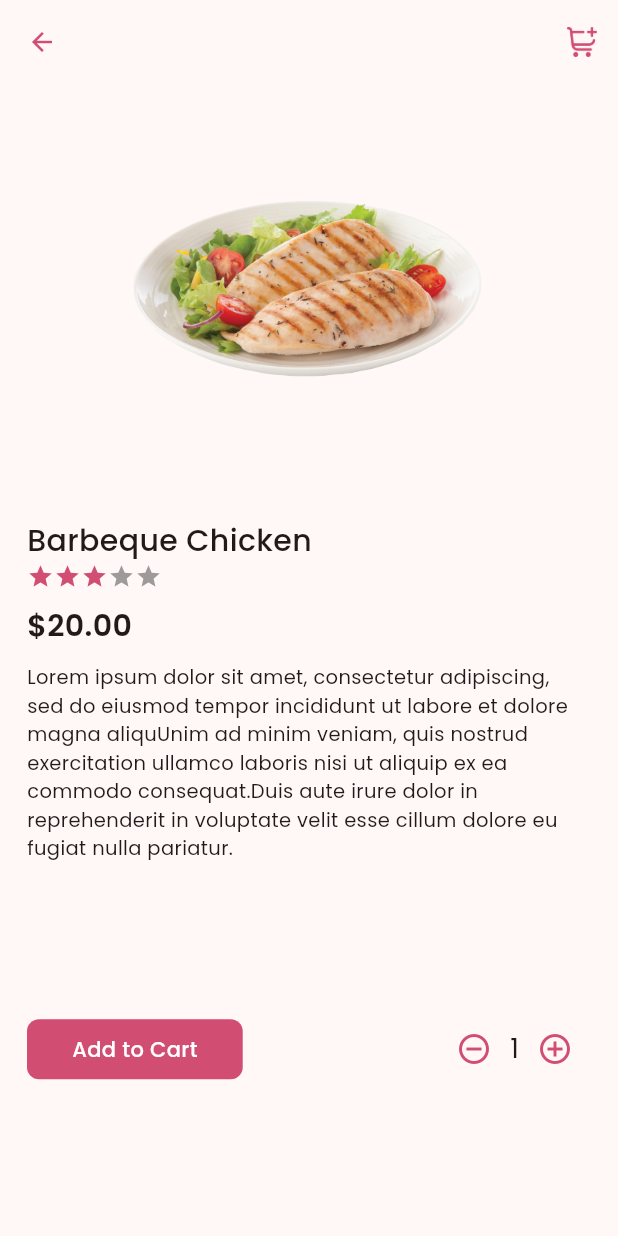
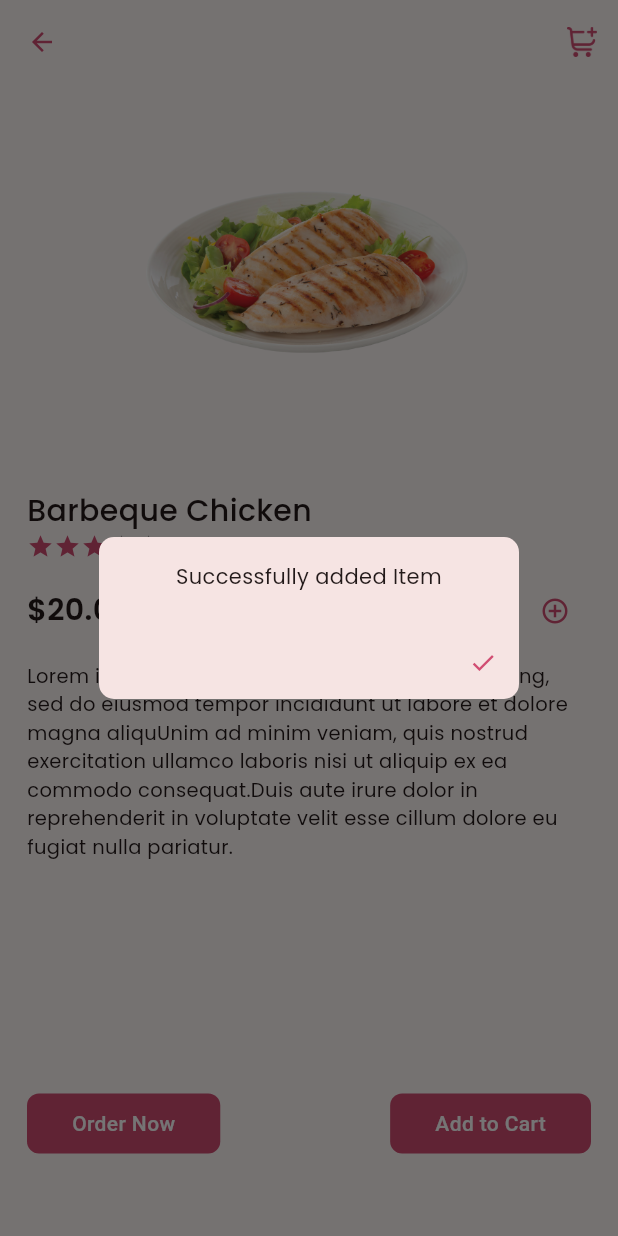
Before and after one commit to webeights/my_restau, a Flutter app: the DetailsScreen screen opened directly with sample values from the repository, after a tap on the "add circle outline" icon, after a tap on "Add to Cart", on a phone screen of 412 x 824 dp. Run offline on Flutter 3.47's test engine with Material 3 defaults, Android fonts, the light colour scheme and no system bars; drawn by our look-alikes of flutter_rating_bar; our stand-ins replace google_fonts.

Commit message:
updating ui

```diff
--- a/lib/data/dummy_data.dart
+++ b/lib/data/dummy_data.dart
@@ -1,4 +1,6 @@
 import 'package:my_restau/models/menu_item.dart';
+
+List<MenuItem> menu = [];
 
 const List<MenuItem> menuItemList = [
   MenuItem(
--- a/lib/screens/details_screen.dart
+++ b/lib/screens/details_screen.dart
@@ -1,5 +1,6 @@
 import 'package:flutter/material.dart';
 import 'package:my_restau/models/menu_item.dart';
+import 'package:my_restau/screens/cart_screen.dart';
 import 'package:my_restau/screens/login_screen.dart';
 import 'package:flutter_rating_bar/flutter_rating_bar.dart';
 
@@ -16,7 +17,52 @@ class DetailsScreen extends StatefulWidget {
 }
 
 class _DetailsScreenState extends State<DetailsScreen> {
-  int itemCount = 0;
+  final List<MenuItem> _menuItem = [];
+
+  void saveMenuItem(MenuItem items) {
+    setState(() {
+      _menuItem.add(items);
+    });
+  }
+
+  void addItemIntoCart() {
+    showDialog(
+      barrierDismissible: false,
+      context: context,
+      builder: (ctx) {
+        return AlertDialog(
+          actionsPadding: EdgeInsets.zero,
+          shape:
+              RoundedRectangleBorder(borderRadius: BorderRadius.circular(10)),
+          content: const TextWidget(
+            text: 'Successfully added Item',
+            textAlign: TextAlign.center,
+          ),
+          actions: [
+            IconButton(
+              onPressed: () {
+                Navigator.of(context).pop();
+              },
+              icon: const Icon(Icons.done),
+            ),
+          ],
+        );
+      },
+    );
+
+    saveMenuItem(
+      MenuItem(
+        title: widget.item.title,
+        images: widget.item.images,
+        amount: widget.item.amount,
+        ratings: widget.item.ratings,
+        cookingTime: widget.item.cookingTime,
+        description: widget.item.description,
+      ),
+    );
+  }
+
+  int itemCount = 1;
 
   void addMenuItem() {
     setState(() {
@@ -25,13 +71,23 @@ class _DetailsScreenState extends State<DetailsScreen> {
   }
 
   void removeMenuItem() {
-    if (itemCount < 1) {
+    if (itemCount < 2) {
       return;
     } else {
       setState(() {
         itemCount--;
       });
     }
+  }
+
+  void addToCartItem() {
+    Navigator.of(context).push(
+      MaterialPageRoute(
+        builder: (ctx) => CartScreen(
+          listOfItem: _menuItem,
+        ),
+      ),
+    );
   }
 
   @override
@@ -49,7 +105,7 @@ class _DetailsScreenState extends State<DetailsScreen> {
         ),
         actions: [
           IconButton(
-            onPressed: () {},
+            onPressed: addToCartItem,
             icon: Image.asset(
               'asset/icon/shopping-cart-add.png',
               width: 20,
@@ -58,7 +114,8 @@ class _DetailsScreenState extends State<DetailsScreen> {
           ),
         ],
       ),
-      body: Padding(
+      body: SafeArea(
+        child: Padding(
           padding: const EdgeInsets.symmetric(horizontal: 18),
           child: Column(
             crossAxisAlignment: CrossAxisAlignment.start,
@@ -66,8 +123,8 @@ class _DetailsScreenState extends State<DetailsScreen> {
               Center(
                 child: Image.asset(
                   widget.item.images,
-                width: 250,
-                height: 250,
+                  width: 230,
+                  height: 230,
                 ),
               ),
               const SizedBox(
@@ -99,11 +156,34 @@ class _DetailsScreenState extends State<DetailsScreen> {
                 height: 10,
               ),
               Row(
+                mainAxisAlignment: MainAxisAlignment.spaceBetween,
                 children: [
                   TextWidget(
                     text: '\$${widget.item.amount.toStringAsFixed(2)}',
                     fontSize: 20,
                     fontWeight: FontWeight.w600,
+                  ),
+                  Row(
+                    mainAxisAlignment: MainAxisAlignment.start,
+                    children: [
+                      IconButton(
+                        iconSize: 20,
+                        onPressed: removeMenuItem,
+                        highlightColor: Colors.transparent,
+                        icon: const Icon(
+                          Icons.remove_circle_outline_outlined,
+                        ),
+                      ),
+                      Text(itemCount.toString()),
+                      IconButton(
+                        iconSize: 20,
+                        highlightColor: Colors.transparent,
+                        onPressed: addMenuItem,
+                        icon: const Icon(
+                          Icons.add_circle_outline_outlined,
+                        ),
+                      ),
+                    ],
                   ),
                 ],
               ),
@@ -114,43 +194,20 @@ class _DetailsScreenState extends State<DetailsScreen> {
                 text: widget.item.description,
                 fontSize: 13,
               ),
+              const SizedBox(
+                height: 100,
+              ),
               Expanded(
                 child: Row(
                   mainAxisAlignment: MainAxisAlignment.spaceBetween,
-                children: [
-                  Container(
-                    padding: const EdgeInsets.symmetric(
-                        vertical: 10, horizontal: 30),
-                    decoration: BoxDecoration(
-                      color: const Color(0xFFD14D72),
-                      borderRadius: BorderRadius.circular(8),
+                  children: <Widget>[
+                    CustomButtonWidget(
+                      text: 'Order Now',
+                      onTap: () {},
                     ),
-                    child: InkWell(
-                      onTap: () {
-                        print('Add to cart');
-                      },
-                      child: const TextWidget(
+                    CustomButtonWidget(
                       text: 'Add to Cart',
-                        textColor: Colors.white,
-                        fontWeight: FontWeight.w500,
-                      ),
-                    ),
-                  ),
-                  Row(
-                    children: <Widget>[
-                      IconButton(
-                        onPressed: removeMenuItem,
-                        icon: const Icon(Icons.remove_circle_outline_outlined),
-                      ),
-                      TextWidget(
-                        text: itemCount.toString(),
-                        fontSize: 18,
-                      ),
-                      IconButton(
-                        onPressed: addMenuItem,
-                        icon: const Icon(Icons.add_circle_outline_outlined),
-                      ),
-                    ],
+                      onTap: addItemIntoCart,
                     ),
                   ],
                 ),
@@ -158,6 +215,42 @@ class _DetailsScreenState extends State<DetailsScreen> {
             ],
           ),
         ),
+      ),
     );
   }
 }
+
+class CustomButtonWidget extends StatelessWidget {
+  const CustomButtonWidget({
+    required this.text,
+    required this.onTap,
+    super.key,
+  });
+
+  final void Function() onTap;
+  final String text;
+
+  @override
+  Widget build(BuildContext context) {
+    return InkWell(
+      onTap: onTap,
+      child: Container(
+        padding: const EdgeInsets.symmetric(
+          vertical: 10,
+          horizontal: 30,
+        ),
+        decoration: BoxDecoration(
+          color: const Color(0xFFD14D72),
+          borderRadius: BorderRadius.circular(8),
+        ),
+        child: Text(
+          text,
+          style: const TextStyle(
+            color: Colors.white,
+            fontWeight: FontWeight.w500,
+          ),
+        ),
+      ),
+    );
+  }
+}
--- a/lib/screens/register_screen.dart
+++ b/lib/screens/register_screen.dart
@@ -30,7 +30,7 @@ class _RegisterScreenState extends State<RegisterScreen> {
         padding: const EdgeInsets.symmetric(horizontal: 18),
         child: Column(
           mainAxisAlignment: MainAxisAlignment.center,
-          children: [
+          children: <Widget>[
             const SizedBox(
               height: 30,
             ),
--- a/lib/widgets/custom_text_field.dart
+++ b/lib/widgets/custom_text_field.dart
@@ -33,7 +33,7 @@ class CustomTextField extends StatelessWidget {
         ),
         suffixIcon: suffixIcon,
         prefixIcon: prefixIcon,
-        contentPadding: const EdgeInsets.all(10),
+        contentPadding: const EdgeInsets.all(9),
         border: OutlineInputBorder(
           borderRadius: BorderRadius.circular(10),
         ),
```
Also changed, not shown: lib/main.dart (+11 -3 lines), lib/screens/cart_item.dart (added, +87 -0 lines), lib/screens/cart_screen.dart (added, +96 -0 lines), lib/screens/login_screen.dart (+15 -31 lines), lib/screens/my_restaurant_screen.dart (added, +66 -0 lines), lib/screens/nav_screen/cart.dart (added, +121 -0 lines), lib/screens/nav_screen/favorite_screen.dart (added, +12 -0 lines), lib/screens/nav_screen/home_screen.dart (renamed from lib/screens/home_screen.dart, +33 -37 lines), lib/screens/nav_screen/profile_screen.dart (added, +12 -0 lines), asset/icon/shopping.png (added). Lines whose indentation alone changed are shown as unchanged.
